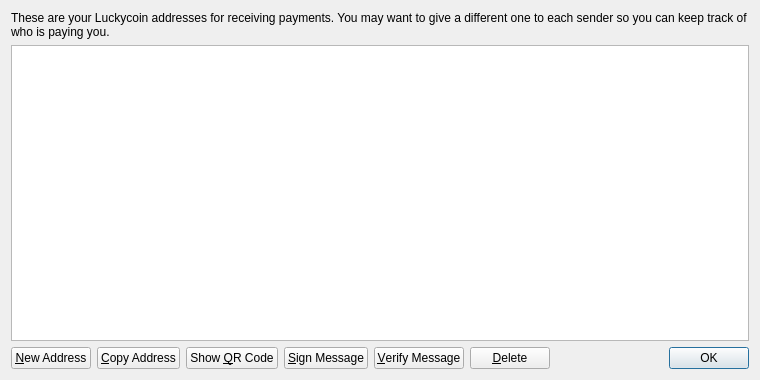
The window that src/qt/forms/addressbookpage.ui (jebigacoin/jebigacoin) describes before a commit, drawn with Qt 5.
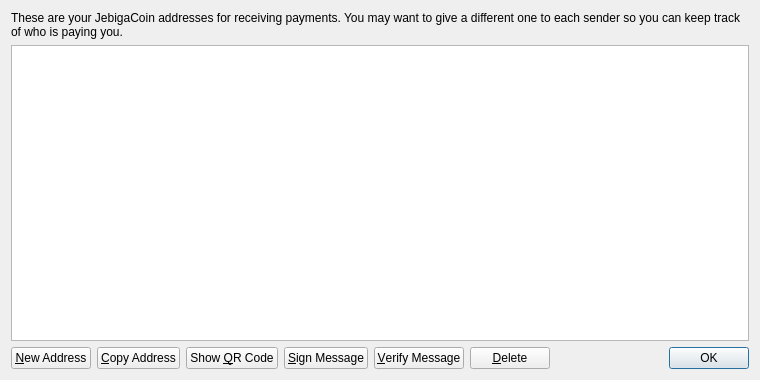
The same window after the commit. Icons and pictures are not drawn.

The edit to the form file:
```diff
--- a/src/qt/forms/addressbookpage.ui
+++ b/src/qt/forms/addressbookpage.ui
@@ -17,7 +17,7 @@
    <item>
     <widget class="QLabel" name="labelExplanation">
      <property name="text">
-      <string>These are your Luckycoin addresses for receiving payments. You may want to give a different one to each sender so you can keep track of who is paying you.</string>
+      <string>These are your JebigaCoin addresses for receiving payments. You may want to give a different one to each sender so you can keep track of who is paying you.</string>
      </property>
      <property name="textFormat">
       <enum>Qt::PlainText</enum>
```
